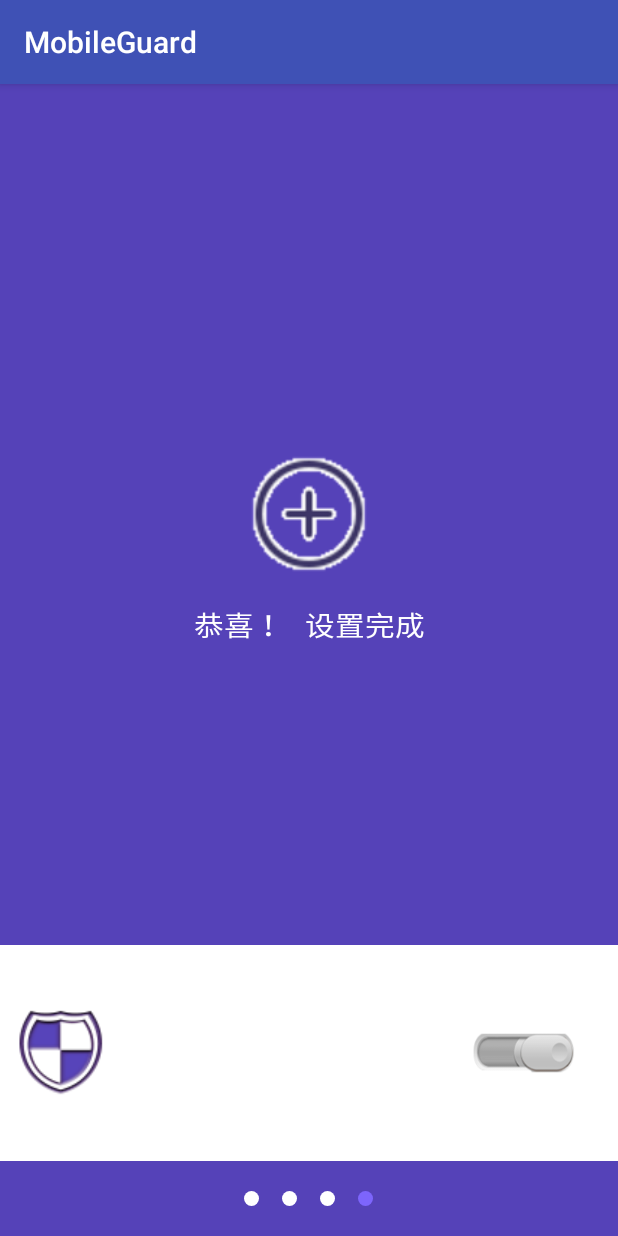
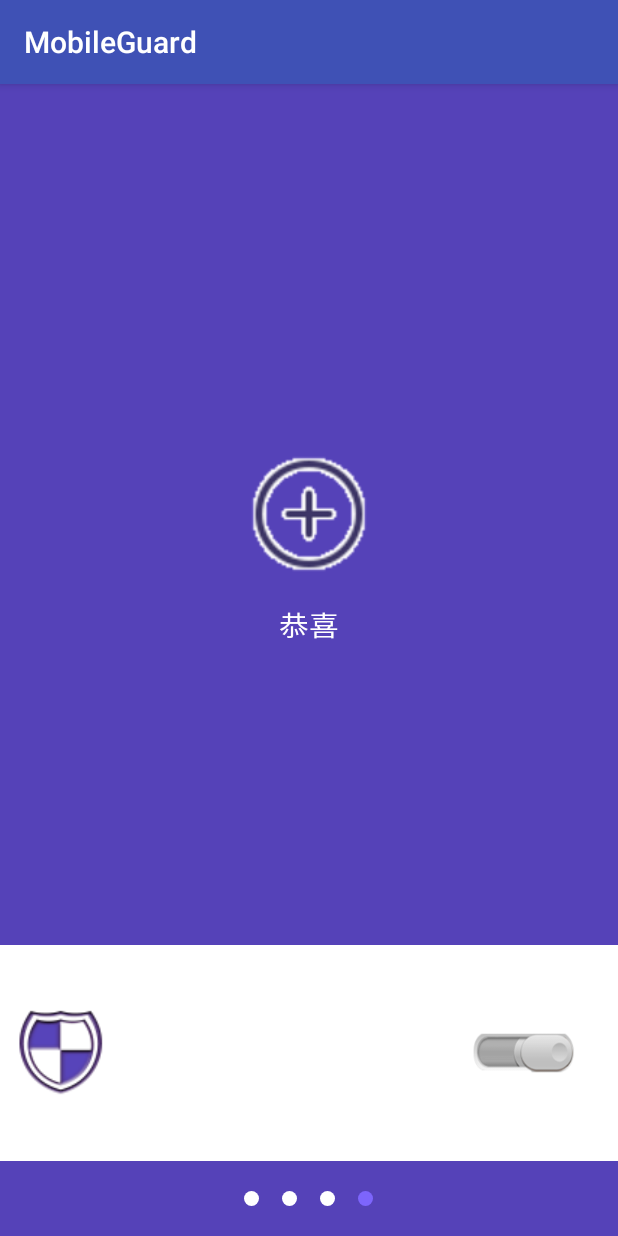
Before and after one commit to Vincen11/MobileGuard10, an Android app: the Setup4Activity screen opened directly, with no data from a screen before it, on a phone screen of 412 x 824 dp. Run offline under Robolectric (Android 15) with nearby library versions, the phone set to English and light mode, and no system bars.

Commit message:
防盗10.15 5

```diff
--- a/app/src/main/res/layout/activity_setup_4.xml
+++ b/app/src/main/res/layout/activity_setup_4.xml
@@ -27,7 +27,7 @@
                 android:gravity="center"
                 android:textScaleX="1.1"
                 android:textColor="@android:color/white"
-                android:text="恭喜 ！  设置完成"
+                android:text="恭喜"
                 android:textSize="18sp"/>
         </RelativeLayout>
 
```
